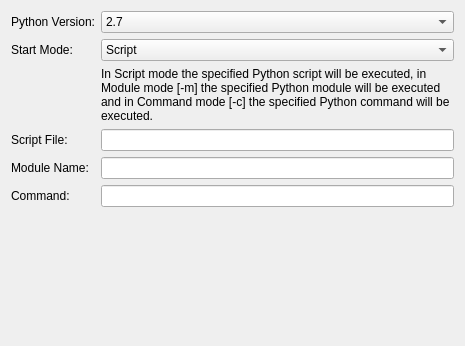
This is src/brickv/plugin_system/plugins/red/ui/new_program_python.ui in Tinkerforge/brickv as Qt 5 draws it before an edit. The edited form follows.
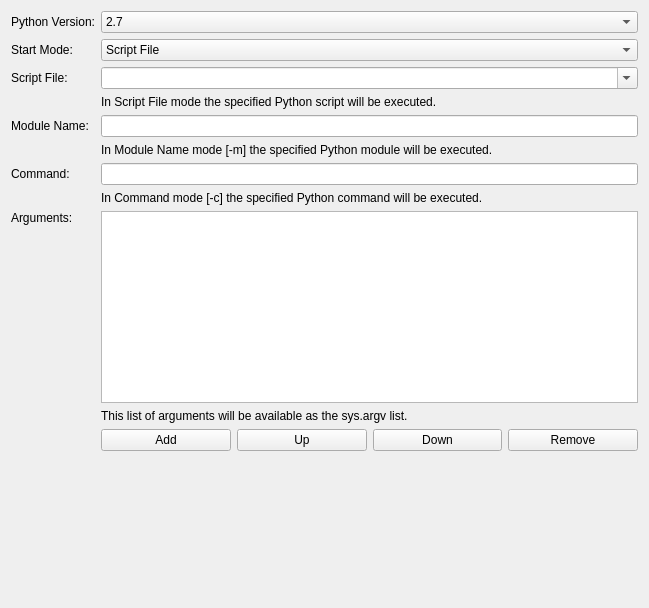
This is the edited form.

Commit message:
red-brick: More work on the New Program wizard
Add combo boxes to pick .jar and .py files.

Refactor argument list editing to a ListWidgetEditor helper class.

The edit to the form file:
```diff
--- a/src/brickv/plugin_system/plugins/red/ui/new_program_python.ui
+++ b/src/brickv/plugin_system/plugins/red/ui/new_program_python.ui
@@ -6,8 +6,8 @@
    <rect>
     <x>0</x>
     <y>0</y>
-    <width>465</width>
-    <height>346</height>
+    <width>649</width>
+    <height>608</height>
    </rect>
   </property>
   <property name="windowTitle">
@@ -23,7 +23,7 @@
        </property>
       </widget>
      </item>
-     <item row="0" column="1">
+     <item row="0" column="1" colspan="4">
       <widget class="QComboBox" name="combo_version">
        <property name="sizePolicy">
         <sizepolicy hsizetype="Preferred" vsizetype="Fixed">
@@ -38,24 +38,21 @@
        </item>
       </widget>
      </item>
-     <item row="3" column="0">
-      <widget class="QLabel" name="label_script">
+     <item row="2" column="0">
+      <widget class="QLabel" name="label_script_file">
        <property name="text">
         <string>Script File:</string>
        </property>
       </widget>
      </item>
-     <item row="3" column="1">
-      <widget class="QLineEdit" name="edit_script"/>
+     <item row="4" column="1" colspan="4">
+      <widget class="QLineEdit" name="edit_module_name"/>
      </item>
-     <item row="4" column="1">
-      <widget class="QLineEdit" name="edit_module"/>
-     </item>
-     <item row="1" column="1">
+     <item row="1" column="1" colspan="4">
       <widget class="QComboBox" name="combo_start_mode">
        <item>
         <property name="text">
-         <string>Script</string>
+         <string>Script File</string>
         </property>
        </item>
        <item>
@@ -84,26 +81,107 @@
        </property>
       </widget>
      </item>
-     <item row="5" column="0">
+     <item row="6" column="0">
       <widget class="QLabel" name="label_command">
        <property name="text">
         <string>Command:</string>
        </property>
       </widget>
      </item>
-     <item row="5" column="1">
+     <item row="6" column="1" colspan="4">
       <widget class="QLineEdit" name="edit_command"/>
      </item>
-     <item row="2" column="1">
+     <item row="5" column="1" colspan="4">
+      <widget class="QLabel" name="label_module_name_help">
+       <property name="text">
+        <string>In Module Name mode [-m] the specified Python module will be executed.</string>
+       </property>
+       <property name="wordWrap">
+        <bool>true</bool>
+       </property>
+      </widget>
+     </item>
+     <item row="7" column="1" colspan="4">
+      <widget class="QLabel" name="label_command_help">
+       <property name="text">
+        <string>In Command mode [-c] the specified Python command will be executed.</string>
+       </property>
+       <property name="wordWrap">
+        <bool>true</bool>
+       </property>
+      </widget>
+     </item>
+     <item row="3" column="1" colspan="4">
+      <widget class="QLabel" name="label_script_file_help">
+       <property name="text">
+        <string>In Script File mode the specified Python script will be executed.</string>
+       </property>
+       <property name="wordWrap">
+        <bool>true</bool>
+       </property>
+      </widget>
+     </item>
+     <item row="8" column="0">
       <widget class="QLabel" name="label_6">
        <property name="text">
-        <string>In Script mode the specified Python script will be executed, in Module mode [-m] the specified Python module will be executed and in Command mode [-c] the specified Python command will be executed.</string>
+        <string>Arguments:</string>
+       </property>
+       <property name="alignment">
+        <set>Qt::AlignLeading|Qt::AlignLeft|Qt::AlignTop</set>
+       </property>
+      </widget>
+     </item>
+     <item row="8" column="1" colspan="4">
+      <widget class="QListWidget" name="list_arguments"/>
+     </item>
+     <item row="10" column="1">
+      <widget class="QPushButton" name="button_add_argument">
+       <property name="text">
+        <string>Add</string>
+       </property>
+      </widget>
+     </item>
+     <item row="10" column="3">
+      <widget class="QPushButton" name="button_down_argument">
+       <property name="text">
+        <string>Down</string>
+       </property>
+      </widget>
+     </item>
+     <item row="10" column="4">
+      <widget class="QPushButton" name="button_remove_argument">
+       <property name="text">
+        <string>Remove</string>
+       </property>
+      </widget>
+     </item>
+     <item row="10" column="2">
+      <widget class="QPushButton" name="button_up_argument">
+       <property name="text">
+        <string>Up</string>
+       </property>
+      </widget>
+     </item>
+     <item row="9" column="1" colspan="4">
+      <widget class="QLabel" name="label_4">
+       <property name="text">
+        <string>This list of arguments will be available as the sys.argv list.</string>
        </property>
        <property name="wordWrap">
         <bool>true</bool>
        </property>
       </widget>
      </item>
+     <item row="2" column="1" colspan="4">
+      <widget class="QComboBox" name="combo_script_file">
+       <property name="editable">
+        <bool>true</bool>
+       </property>
+       <property name="insertPolicy">
+        <enum>QComboBox::NoInsert</enum>
+       </property>
+      </widget>
+     </item>
     </layout>
    </item>
    <item>
```
Left out of the diff: 15 changed lines with no effect on the pictures. The commit also changes 9 other files.
